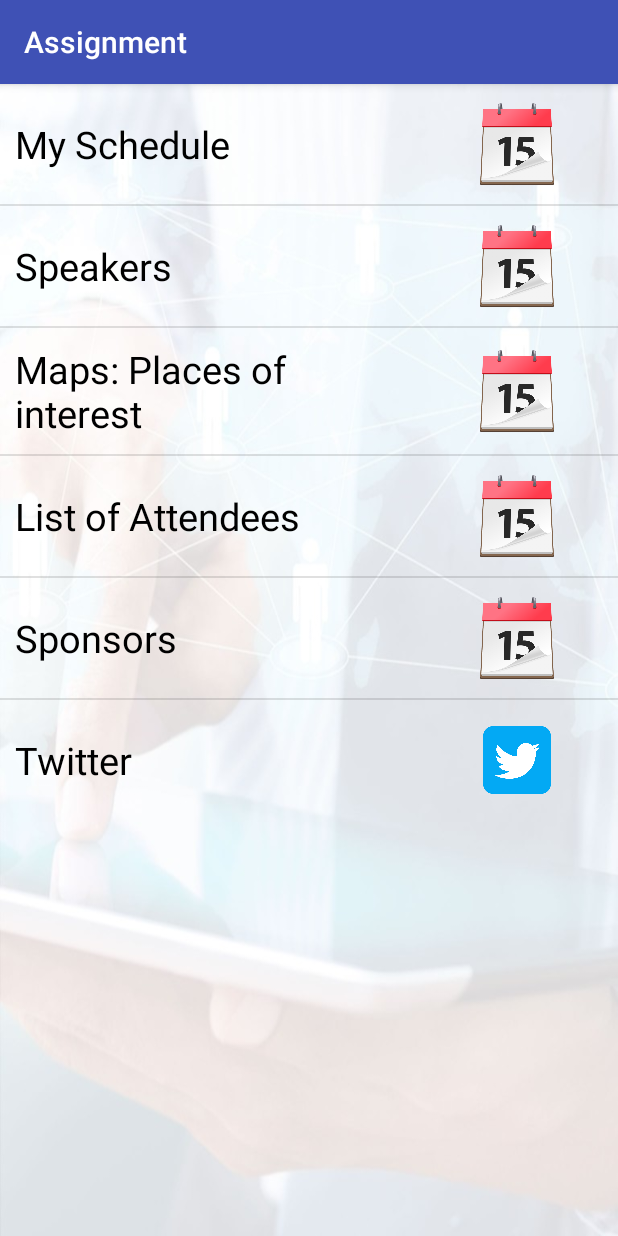
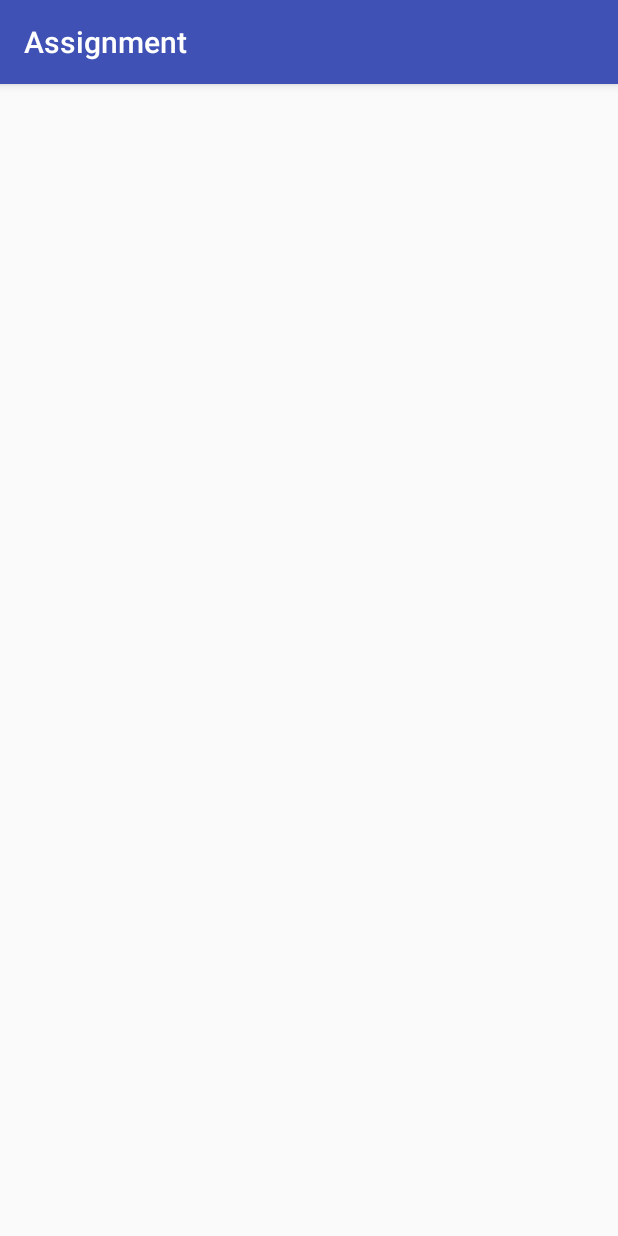
Before and after one commit to creig-with-an-E/Android_OneZeroOne, an Android app: the LandingPage screen opened directly, with no data from a screen before it, after a tap on "My Schedule", on a phone screen of 412 x 824 dp. Run offline under Robolectric (Android 15) with nearby library versions, the phone set to English and light mode, and no system bars.

Commit message:
adding twitter list item and icon, to list view. Adding MySchedule to project.

```diff
--- a/app/src/main/AndroidManifest.xml
+++ b/app/src/main/AndroidManifest.xml
@@ -17,6 +17,7 @@
             </intent-filter>
         </activity>
         <activity android:name=".LandingPage" />
+        <activity android:name=".MyScheduleActivity"></activity>
     </application>
 
 </manifest>
--- a/app/src/main/java/com/example/fortunephiri/assignment/LandingPage.java
+++ b/app/src/main/java/com/example/fortunephiri/assignment/LandingPage.java
@@ -11,18 +11,29 @@ import android.widget.ImageView;
 import android.widget.ListView;
 import android.widget.TextView;
 
+import java.util.ArrayList;
 
 
 public class LandingPage extends AppCompatActivity {
 
-    private String [] textLink ={"My Schedule","Speakers","Maps: Places of interest","List of Attendees",
-                                    "Sponsors","Twitter"};
-    private int [] imageLink ={R.drawable.calendar,R.drawable.calendar,R.drawable.calendar,R.drawable.calendar,R.drawable.calendar,R.drawable.twitter};
+    private ArrayList<String> textLink = new ArrayList <String>() ;
+    private int [] imageLink ={R.drawable.calendar,R.drawable.calendar,R.drawable.calendar,R.drawable.calendar,R.drawable.calendar,R.drawable.calendar,R.drawable.twitter};
 
     @Override
     protected void onCreate(Bundle savedInstanceState) {
         super.onCreate(savedInstanceState);
         setContentView(R.layout.activity_landing_page);
+        //creating the list
+        textLink.add("General Schedule");                //index:0 ->General Schedule
+        textLink.add("My Schedule");                     //index:1  ->My Schedule
+        textLink.add("Speakers");                       //index:2  ->Speakers
+        textLink.add("Maps: Places of interest");       //index:3  ->Maps
+        textLink.add("List of attendees");              //index:4  ->List attendees
+        textLink.add("Sponsors");                       //index:5  ->Sponsors
+        textLink.add("Twitter");                        //index:6  ->twitter
+
+
+
 
         ListView listView = findViewById(R.id.listview);
         CustomAdapter customAdapter = new CustomAdapter();
@@ -31,9 +42,16 @@ public class LandingPage extends AppCompatActivity {
         listView.setOnItemClickListener(new AdapterView.OnItemClickListener() {
             @Override
             public void onItemClick(AdapterView<?> adapterView, View view, int i, long l) {
-                if(i==0){
-//                    Intent intent = new Intent(getApplicationContext(),NewActivity.class);
-//                    startActivity(intent);
+                switch(i){
+                    case 0:
+                        Intent intentGSchedule = new Intent(getApplicationContext(),MyScheduleActivity.class);
+                        startActivity(intentGSchedule); //handles General schedule intent
+                    case 1:
+                        Intent intentMySch = new Intent(getApplicationContext(),MyScheduleActivity.class);
+                        startActivity(intentMySch);     //starting My Schedule intent
+                        break;
+                    default:
+                        break;
                 }
             }
         });
@@ -57,12 +75,13 @@ public class LandingPage extends AppCompatActivity {
 
         @Override
         public View getView(int i, View view, ViewGroup viewGroup) {
+            //fills the list(menu) with the ArrayList data
             View view1 = getLayoutInflater().inflate(R.layout.menu_data,null);
             //getting view in row_data
             TextView name = view1.findViewById(R.id.menuItem);
             ImageView image = view1.findViewById(R.id.imageView);
 
-            name.setText(textLink[i]);
+            name.setText(textLink.get(i));
             image.setImageResource(imageLink[i]);
 
             return view1;
--- /dev/null
+++ b/app/src/main/java/com/example/fortunephiri/assignment/MyScheduleActivity.java
@@ -0,0 +1,13 @@
+package com.example.fortunephiri.assignment;
+
+import android.support.v7.app.AppCompatActivity;
+import android.os.Bundle;
+
+public class MyScheduleActivity extends AppCompatActivity {
+
+    @Override
+    protected void onCreate(Bundle savedInstanceState) {
+        super.onCreate(savedInstanceState);
+        setContentView(R.layout.activity_my_schedule);
+    }
+}
--- /dev/null
+++ b/app/src/main/res/layout/activity_my_schedule.xml
@@ -0,0 +1,9 @@
+<?xml version="1.0" encoding="utf-8"?>
+<android.support.constraint.ConstraintLayout xmlns:android="http://schemas.android.com/apk/res/android"
+    xmlns:app="http://schemas.android.com/apk/res-auto"
+    xmlns:tools="http://schemas.android.com/tools"
+    android:layout_width="match_parent"
+    android:layout_height="match_parent"
+    tools:context=".MyScheduleActivity">
+
+</android.support.constraint.ConstraintLayout>
```
